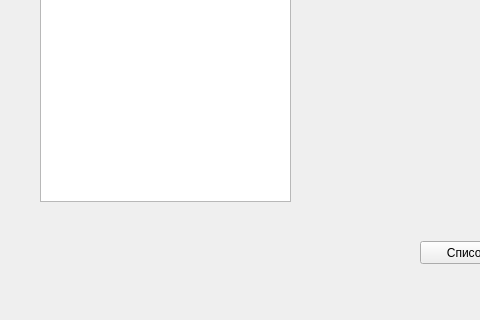
Old version of the form main.ui in the repository r-kulik/germes; both pictures show x 0 to 480 and y 209 to 529 of the 800 by 529 pixel window.
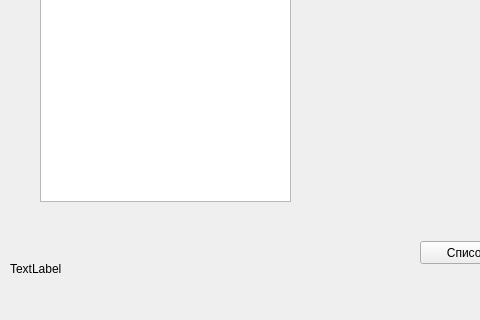
New version of the form.

Commit message: Инициализировал окно и граф. интерфейс Э

```diff
--- a/main.ui
+++ b/main.ui
@@ -161,6 +161,19 @@
      <set>Qt::AlignCenter</set>
     </property>
    </widget>
+   <widget class="QLabel" name="label_4">
+    <property name="geometry">
+     <rect>
+      <x>10</x>
+      <y>470</y>
+      <width>61</width>
+      <height>16</height>
+     </rect>
+    </property>
+    <property name="text">
+     <string>TextLabel</string>
+    </property>
+   </widget>
   </widget>
   <widget class="QMenuBar" name="menubar">
    <property name="geometry">
```
The commit also changes 1 other file.
